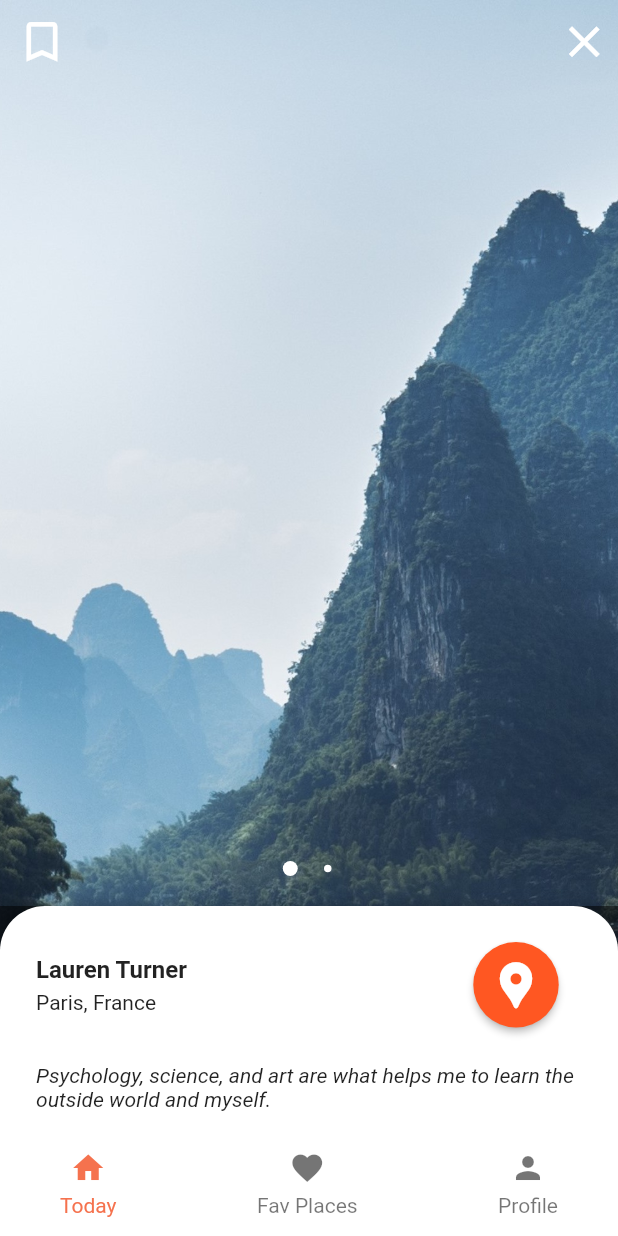
After one commit to danayaish88/Graduation_project_1, a Flutter app: the MainPage screen opened directly, after a tap on the "bookmark outline" icon, on a phone screen of 412 x 824 dp. The commit adds this screen. Run offline on Flutter 3.47's test engine with Material 2 defaults, Android fonts, the phone set to English and light mode, and no system bars; drawn by our look-alikes of carousel_pro, sliding_up_panel; our stand-ins replace flutter_rating_bar, flutter_svg, google_fonts, google_maps_flutter.

Commit message:
adding details and map

```diff
--- /dev/null
+++ b/lib/Screens/Details/page/main_page.dart
@@ -0,0 +1,71 @@
+import 'package:carousel_pro/carousel_pro.dart';
+import 'package:flutter/material.dart';
+import 'package:sign_in_test/Screens/Details/places.dart';
+import 'package:sign_in_test/Screens/Details/widget/panel_widget.dart';
+import 'package:sign_in_test/components/bottom_navigation_bar.dart';
+import 'package:sliding_up_panel/sliding_up_panel.dart';
+import 'package:flutter_rating_bar/flutter_rating_bar.dart';
+
+
+class MainPage extends StatefulWidget {
+  @override
+  _MainPageState createState() => _MainPageState();
+}
+
+class _MainPageState extends State<MainPage> {
+  final place = places[0];
+  final panelController = PanelController();
+
+  @override
+  Widget build(BuildContext context) {
+    return Scaffold(
+      extendBodyBehindAppBar: true,
+      appBar: AppBar(
+        elevation: 0,
+        backgroundColor: Colors.transparent,
+        leading: IconButton(
+          icon: Icon(Icons.bookmark_border,size: 35,),
+          onPressed: () {},
+        ),
+        actions: [
+          IconButton(
+            icon: Icon(Icons.close, size: 35,),
+
+            onPressed: () {},
+          )
+        ],
+      ),
+      body: SlidingUpPanel(
+        maxHeight: 340,
+        minHeight: 150,
+        parallaxEnabled: true,
+        parallaxOffset: 0.5,
+        controller: panelController,
+        color: Colors.transparent,
+
+        body:PageView(
+          children: [
+            SizedBox(height: 480,
+              width: double.infinity,
+              child: Carousel(
+                dotSize: 5,
+                dotVerticalPadding: 220,
+                dotBgColor: Colors.transparent,
+                autoplayDuration: Duration(seconds: 12),
+                images: [Image.asset('assets/images/china.jpg', fit: BoxFit.cover),
+                  Image.asset('assets/images/piza.jpg', fit: BoxFit.cover,)
+                ],
+              ),)
+          ],
+        ),
+        panelBuilder: (ScrollController scrollController)=>PanelWidget(
+          place: place,
+          onClickedPanel: panelController.open,
+
+        ),
+      ),
+      bottomNavigationBar: BottomNavBar(),
+
+    );
+  }
+}
--- /dev/null
+++ b/lib/Screens/Details/places.dart
@@ -0,0 +1,22 @@
+
+import 'package:sign_in_test/models/place.dart';
+
+final places = <Place>[
+  Place(
+    name: 'Lauren Turner',
+    bio:
+    'Psychology, science, and art are what helps me to learn the outside world and myself.',
+    rating: 4.5,
+    phoneNumber: 100,
+    location: 'Paris, France',
+    //isFollowing: true,
+   // countPosts: 35,
+    // urlImage: 'assets/user1.jpg',
+    // urlPhotos: [
+    //   'assets/photo1.jpg',
+    //   'assets/photo2.jpg',
+    //   'assets/photo3.jpg',
+    // ],
+  ),
+
+];
--- /dev/null
+++ b/lib/Screens/Details/widget/panel_header_widget.dart
@@ -0,0 +1,57 @@
+import 'package:flutter/cupertino.dart';
+import 'package:flutter/material.dart';
+import 'package:sign_in_test/Screens/Map/map_screen.dart';
+import 'package:sign_in_test/models/place.dart';
+//import 'package:details_screen/widget/follow_button_widget.dart';
+
+class PanelHeaderWidget extends StatelessWidget {
+  final Place place;
+ // final VoidCallback onClickedFollowing;
+
+  const PanelHeaderWidget({
+    @required this.place,
+   // @required this.onClickedFollowing,
+    Key key,
+  }) : super(key: key);
+
+  @override
+  Widget build(BuildContext context) => Row(
+    children: [
+      Expanded(child: buildUser()),
+      MaterialButton(
+
+      onPressed: () {Navigator.push(context, MaterialPageRoute(
+          builder: (context){
+        return MapSample();
+      }
+        ));},
+      color: Colors.deepOrange,
+      textColor: Colors.white,
+      child: Icon(
+      Icons.location_pin,
+      size: 37,
+      ),
+      padding: EdgeInsets.all(10),
+      shape: CircleBorder(),
+      ),]
+      );
+
+
+
+
+
+  Widget buildUser() => Column(
+    crossAxisAlignment: CrossAxisAlignment.start,
+    children: [
+      Text(
+        place.name,
+        style: TextStyle(
+          fontSize: 16,
+          fontWeight: FontWeight.bold,
+        ),
+      ),
+      SizedBox(height: 4),
+      Text(place.location),
+    ],
+  );
+}
--- /dev/null
+++ b/lib/Screens/Details/widget/panel_widget.dart
@@ -0,0 +1,79 @@
+import 'package:flutter/material.dart';
+import 'package:sign_in_test/Screens/Details/widget/panel_header_widget.dart';
+import 'package:sign_in_test/Screens/Details/widget/stats_widget.dart';
+import 'package:sign_in_test/models/place.dart';
+
+class PanelWidget extends StatelessWidget {
+  final Place place;
+  final VoidCallback onClickedPanel;
+
+  const PanelWidget({
+    @required this.place,
+    @required this.onClickedPanel,
+    Key key,
+  }) : super(key: key);
+
+  @override
+  Widget build(BuildContext context) => Column(
+    children: [
+      Expanded(
+        child: Container(
+          decoration: BoxDecoration(
+            borderRadius: BorderRadius.only(
+              topLeft: Radius.circular(30),
+              topRight: Radius.circular(30),
+            ),
+            color: Colors.white,
+            boxShadow: [
+              BoxShadow(
+                color: Colors.black45.withOpacity(0.5),
+                blurRadius: 20,
+                spreadRadius: 40,
+
+                offset: Offset(0, 3), // changes position of shadow
+              ),
+            ],
+          ),
+
+          child: buildProfile(),
+        ),
+      ),
+    ],
+  );
+
+  Widget buildProfile() => GestureDetector(
+    behavior: HitTestBehavior.opaque,
+    onTap: onClickedPanel,
+    child: Container(
+      padding: EdgeInsets.all(24),
+      child: Column(
+        children: [
+          PanelHeaderWidget(
+            place: place,
+            //onClickedFollowing: onClickedFollowing,
+          ),
+          SizedBox(height: 24),
+          Expanded(child: buildProfileDetails(place)),
+        ],
+      ),
+    ),
+  );
+
+  Widget buildProfileDetails(Place user) => Column(
+    crossAxisAlignment: CrossAxisAlignment.start,
+    children: [
+      Text(
+        user.bio,
+        style: TextStyle(fontStyle: FontStyle.italic),
+      ),
+      SizedBox(height: 12),
+      Text(
+        'phone number',
+        style: TextStyle(fontWeight: FontWeight.bold),
+      ),
+      SizedBox(height: 12),
+      StatsWidget(rate: place.rating,)
+
+    ],
+  );
+}
--- /dev/null
+++ b/lib/Screens/Details/widget/stats_widget.dart
@@ -0,0 +1,64 @@
+import 'package:flutter/material.dart';
+import 'package:flutter_rating_bar/flutter_rating_bar.dart';
+import 'package:sign_in_test/models/place.dart';
+
+class StatsWidget extends StatelessWidget {
+  final double rate;
+
+   StatsWidget({
+    @required this.rate,
+    Key key,
+  }) : super(key: key);
+
+  @override
+  Widget build(BuildContext context) => Padding(
+    padding: const EdgeInsets.symmetric(horizontal: 4, vertical: 12),
+    child: Row(
+      mainAxisAlignment: MainAxisAlignment.start,
+      children:
+        //buildStatistic('Followers', place.countFollowers),
+        //buildStatistic('Posts', place.countPosts),
+       // buildStatistic('Following', place.rating),
+      _getStars(rate),
+    )
+    );
+
+
+  // Widget buildStatistic( int value) => Column(
+  //   mainAxisSize: MainAxisSize.min,
+  //   children: _getStars(value);
+  // );
+ final List _listings = new List();
+
+  List <Widget>_getStars(value) {
+    List listings = List<Widget>();
+    double i = 0;
+    for (i = 0; i < rate-1; i++) {
+      listings.add(
+        Icon(
+          Icons.star_rate,
+            color: Colors.amber,
+            size:36,
+        ),
+      );
+    }
+    if(rate==(i+0.5))
+      listings.add(
+        Icon(
+          Icons.star_half,
+          color: Colors.amberAccent,
+          size:36,
+        ),
+      );
+    for (i = 0; i < 4-(rate); i++) {
+      listings.add(
+        Icon(
+          Icons.star_outline,
+          color: Colors.amber,
+          size:36,
+        ),
+      );
+    }
+    return listings;
+  }
+}
--- /dev/null
+++ b/lib/Screens/Map/map_screen.dart
@@ -0,0 +1,55 @@
+import 'dart:async';
+
+import 'package:flutter/material.dart';
+import 'package:google_maps_flutter/google_maps_flutter.dart';
+
+
+
+
+class MapSample extends StatefulWidget {
+  @override
+  State<MapSample> createState() => MapSampleState();
+}
+
+class MapSampleState extends State<MapSample> {
+  Completer<GoogleMapController> _controller = Completer();
+
+  Set<Marker> _markers = {};
+  BitmapDescriptor mapMarker;
+  @override
+  void initState() {
+    BitmapDescriptor.fromAssetImage(ImageConfiguration( size: Size(50,50)), "assets/icons/homeMarker1.png").then((onValue) {
+
+      mapMarker=onValue;
+  });}
+
+  void _onMapCreated(GoogleMapController controller) {
+    _markers.clear();
+    _markers.add(Marker(
+        markerId: MarkerId("first"),
+        position: LatLng(32.43296265331129, 35.08832357078792),
+        icon: mapMarker,
+        infoWindow: InfoWindow(title: "nablus",snippet: "hiii")));
+    setState(() {});
+  }
+
+  @override
+  Widget build(BuildContext context) {
+    return Scaffold(
+      body: GoogleMap(
+        onMapCreated: _onMapCreated,
+        markers: _markers,
+        mapType: MapType.normal,
+        initialCameraPosition: CameraPosition(
+          target: LatLng(32.43296265331129, 35.08832357078792),
+          zoom: 15,
+        ),
+      ),
+      floatingActionButton: FloatingActionButton.extended(
+        // onPressed: _goToTheLake,
+        label: Text('To the lake!'),
+        icon: Icon(Icons.directions_boat),
+      ),
+    );
+  }
+}
--- a/lib/components/adventure_card.dart
+++ b/lib/components/adventure_card.dart
@@ -8,9 +8,7 @@ class AdventureCard extends StatelessWidget {
   const AdventureCard({Key key, this.text, this.image}) : super(key: key);
   @override
   Widget build(BuildContext context) {
-    return GestureDetector(
-      onTap: (){},
-      child: Padding(
+    return Padding(
       padding: const EdgeInsets.only(left: 20, top: 10),
       child: SizedBox(
         height: 250,
@@ -32,8 +30,7 @@ class AdventureCard extends StatelessWidget {
                         colors: [
                       Color(0xFF343434).withOpacity(0.4),
                       Color(0xFF343434).withOpacity(0.15)
-                          ]
-                         )),
+                    ])),
               )),
               Padding(
                 padding: const EdgeInsets.symmetric(vertical: 15, horizontal: 15),
@@ -49,7 +46,6 @@ class AdventureCard extends StatelessWidget {
           ),
         ),
       ),
-      ),
     );
   }
 }
--- /dev/null
+++ b/lib/models/place.dart
@@ -0,0 +1,25 @@
+import 'package:flutter/cupertino.dart';
+
+class Place {
+  final String name;
+  final double rating;
+  final int phoneNumber;
+  //final int countPosts;
+  //final String urlImage;
+  final String location;
+  final String bio;
+  //final List<String> urlPhotos;
+  //bool isFollowing;
+
+  Place({
+    @required this.name,
+    @required this.rating,
+    @required this.phoneNumber,
+   // @required this.countPosts,
+    //@required this.urlImage,
+    @required this.location,
+    @required this.bio,
+   // @required this.urlPhotos,
+   // this.isFollowing,
+  });
+}
```
Also changed, not shown: pubspec.yaml (+7 -0 lines), assets/icons/homeMarker1.png (added), pubspec.lock, 3 other files. Lines whose indentation alone changed are shown as unchanged.
